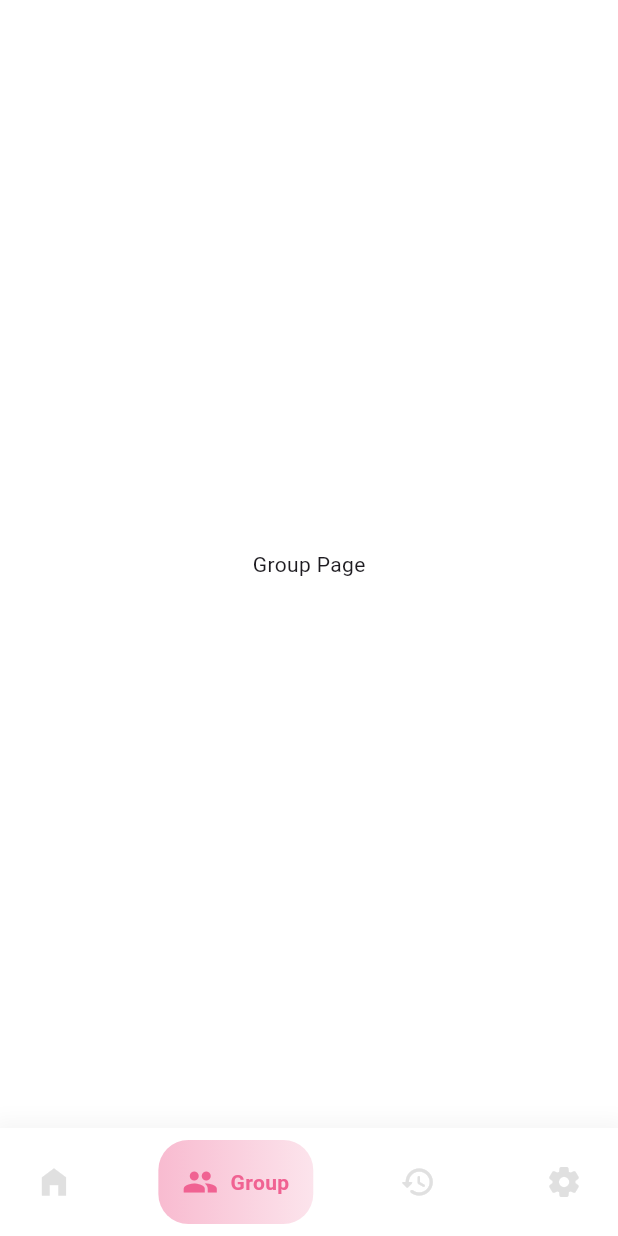
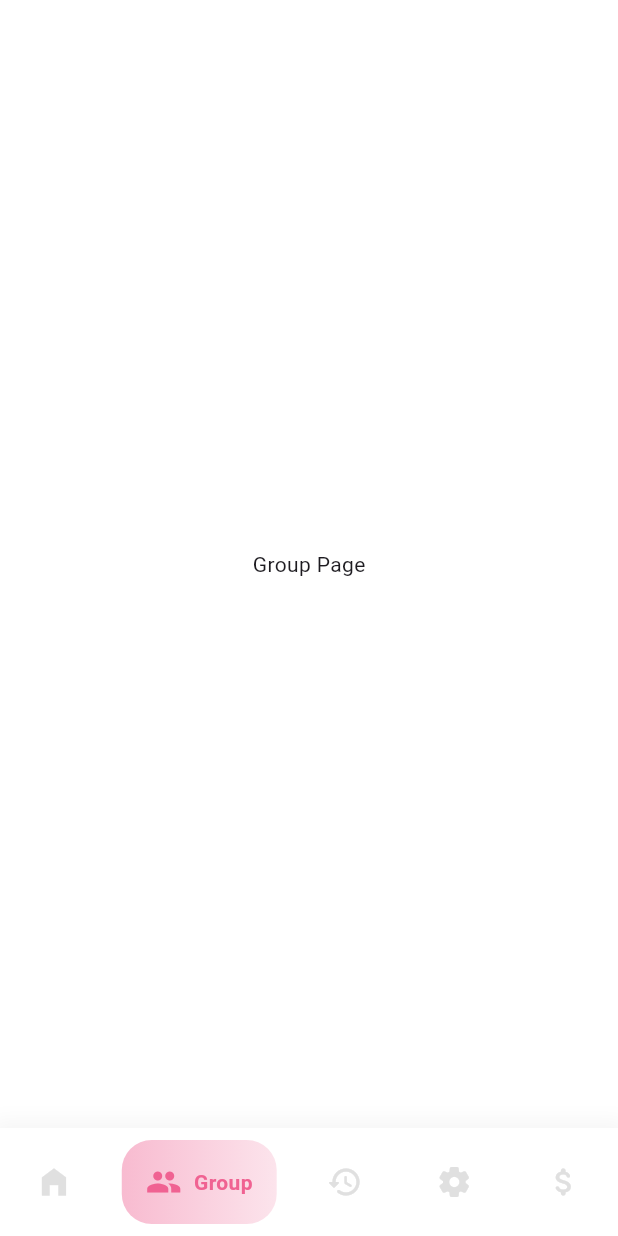
Before and after one commit to tanshurou/splitpal, a Flutter app: the HomePage screen opened directly, item 2 of the bottom bar chosen, on a phone screen of 412 x 824 dp. Run offline on Flutter 3.47's test engine with Material 3 defaults, Android fonts, the phone set to English and light mode, and no system bars; drawn by our look-alikes of google_nav_bar.

Commit message:
added settle debt page to home page
added settle button and in bottom nav will have settle page

```diff
--- a/lib/bottom_nav_bar.dart
+++ b/lib/bottom_nav_bar.dart
@@ -40,6 +40,8 @@ class BottomNavBar extends StatelessWidget {
             GButton(icon: Icons.history_rounded, text: 'History'),
 
             GButton(icon: Icons.settings_rounded, text: 'Settings'),
+
+            GButton(icon: Icons.attach_money_rounded, text: 'Settle'),
           ],
         ),
       ),
--- a/lib/pages/home_page.dart
+++ b/lib/pages/home_page.dart
@@ -4,6 +4,7 @@ import 'package:splitpal/pages/group_page.dart';
 import 'package:splitpal/pages/history_page.dart';
 import 'package:splitpal/pages/personal_dashboard_page.dart';
 import 'package:splitpal/pages/settings_page.dart';
+import 'package:splitpal/pages/settle_debt_page.dart';
 
 class HomePage extends StatefulWidget {
   const HomePage({super.key});
@@ -20,6 +21,7 @@ class _HomePageState extends State<HomePage> {
     GroupPage(),
     HistoryPage(),
     SettingsPage(),
+    SettleDebtPage(),
   ];
 
   void navigateBottomBar(int index) {
```
